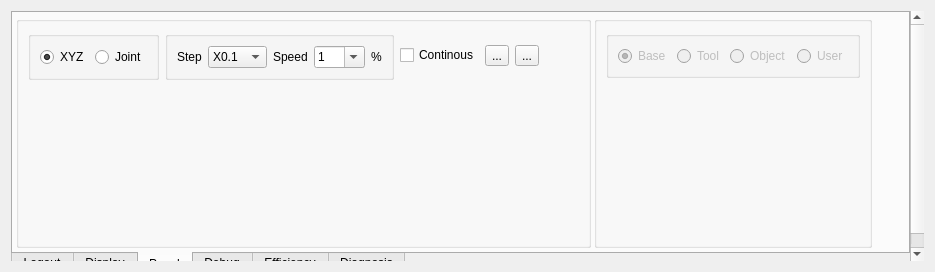
Old version of the form source/plugin/t4/t4oppanel.ui in the repository ww4u/mct-t4.
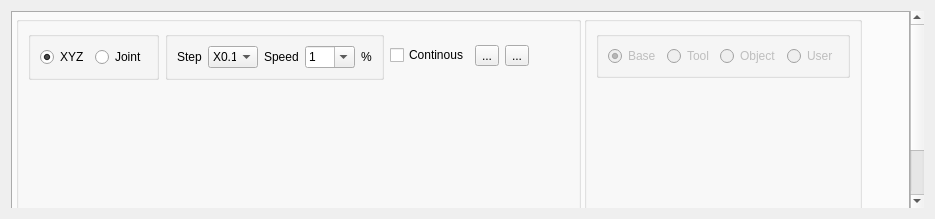
New version of the form. The open tabs and pages were chosen to show the change. Icons and pictures are not drawn. Custom widgets are drawn as their Qt base class.

What changed in the file:
```diff
--- a/source/plugin/t4/t4oppanel.ui
+++ b/source/plugin/t4/t4oppanel.ui
@@ -7,7 +7,7 @@
     <x>0</x>
     <y>0</y>
     <width>935</width>
-    <height>272</height>
+    <height>219</height>
    </rect>
   </property>
   <property name="windowTitle">
@@ -34,7 +34,7 @@
         <x>0</x>
         <y>0</y>
         <width>900</width>
-        <height>259</height>
+        <height>362</height>
        </rect>
       </property>
       <layout class="QHBoxLayout" name="horizontalLayout">
@@ -938,11 +938,36 @@
              <property name="title">
               <string/>
              </property>
-             <layout class="QVBoxLayout" name="verticalLayout_3">
-              <property name="spacing">
-               <number>0</number>
-              </property>
-              <item>
+             <layout class="QGridLayout" name="gridLayout_3">
+              <item row="6" column="0">
+               <spacer name="verticalSpacer_9">
+                <property name="orientation">
+                 <enum>Qt::Vertical</enum>
+                </property>
+                <property name="sizeHint" stdset="0">
+                 <size>
+                  <width>20</width>
+                  <height>40</height>
+                 </size>
+                </property>
+               </spacer>
+              </item>
+              <item row="1" column="0">
+               <widget class="Joint" name="joint5" native="true"/>
+              </item>
+              <item row="3" column="0">
+               <widget class="Joint" name="joint3" native="true"/>
+              </item>
+              <item row="4" column="0">
+               <widget class="Joint" name="joint2" native="true"/>
+              </item>
+              <item row="5" column="0">
+               <widget class="Joint" name="joint1" native="true"/>
+              </item>
+              <item row="2" column="0">
+               <widget class="Joint" name="joint4" native="true"/>
+              </item>
+              <item row="0" column="0" colspan="2">
                <layout class="QHBoxLayout" name="horizontalLayout_12">
                 <property name="spacing">
                  <number>6</number>
@@ -994,11 +1019,17 @@
                    <item row="0" column="1">
                     <widget class="QComboBox" name="cmbStepXx">
                      <property name="sizePolicy">
-                      <sizepolicy hsizetype="Minimum" vsizetype="Fixed">
+                      <sizepolicy hsizetype="Preferred" vsizetype="Fixed">
                        <horstretch>0</horstretch>
                        <verstretch>0</verstretch>
                       </sizepolicy>
                      </property>
+                     <property name="maximumSize">
+                      <size>
+                       <width>50</width>
+                       <height>16777215</height>
+                      </size>
+                     </property>
                      <property name="toolTip">
                       <string>Step mm or degree</string>
                      </property>
@@ -1056,11 +1087,17 @@
                    <item row="0" column="3">
                     <widget class="QComboBox" name="cmbSpeed">
                      <property name="sizePolicy">
-                      <sizepolicy hsizetype="Minimum" vsizetype="Fixed">
+                      <sizepolicy hsizetype="Preferred" vsizetype="Fixed">
                        <horstretch>0</horstretch>
                        <verstretch>0</verstretch>
                       </sizepolicy>
                      </property>
+                     <property name="maximumSize">
+                      <size>
+                       <width>50</width>
+                       <height>16777215</height>
+                      </size>
+                     </property>
                      <property name="inputMethodHints">
                       <set>Qt::ImhDigitsOnly</set>
                      </property>
@@ -1166,68 +1203,12 @@
                 </item>
                </layout>
               </item>
-              <item>
-               <widget class="Joint" name="joint5" native="true"/>
-              </item>
-              <item>
-               <widget class="Joint" name="joint4" native="true"/>
-              </item>
-              <item>
-               <widget class="Joint" name="joint3" native="true"/>
-              </item>
-              <item>
-               <widget class="Joint" name="joint2" native="true"/>
-              </item>
-              <item>
-               <widget class="Joint" name="joint1" native="true"/>
-              </item>
-              <item>
-               <spacer name="verticalSpacer_9">
-                <property name="orientation">
-                 <enum>Qt::Vertical</enum>
-                </property>
-                <property name="sizeHint" stdset="0">
-                 <size>
-                  <width>20</width>
-                  <height>40</height>
-                 </size>
-                </property>
-               </spacer>
-              </item>
-             </layout>
-            </widget>
-           </item>
-           <item>
-            <widget class="QGroupBox" name="groupBox_5">
-             <property name="sizePolicy">
-              <sizepolicy hsizetype="Fixed" vsizetype="Preferred">
-               <horstretch>0</horstretch>
-               <verstretch>0</verstretch>
-              </sizepolicy>
-             </property>
-             <property name="title">
-              <string/>
-             </property>
-             <layout class="QGridLayout" name="gridLayout">
-              <item row="6" column="0">
-               <spacer name="verticalSpacer">
-                <property name="orientation">
-                 <enum>Qt::Vertical</enum>
-                </property>
-                <property name="sizeHint" stdset="0">
-                 <size>
-                  <width>20</width>
-                  <height>40</height>
-                 </size>
-                </property>
-               </spacer>
-              </item>
-              <item row="3" column="0">
+              <item row="1" column="1" rowspan="5">
                <widget class="QLabel" name="label_2">
                 <property name="maximumSize">
                  <size>
-                  <width>128</width>
-                  <height>128</height>
+                  <width>16777215</width>
+                  <height>16777215</height>
                  </size>
                 </property>
                 <property name="toolTip">
@@ -1247,6 +1228,34 @@
                 </property>
                </widget>
               </item>
+             </layout>
+            </widget>
+           </item>
+           <item>
+            <widget class="QGroupBox" name="groupBox_5">
+             <property name="sizePolicy">
+              <sizepolicy hsizetype="Fixed" vsizetype="Preferred">
+               <horstretch>0</horstretch>
+               <verstretch>0</verstretch>
+              </sizepolicy>
+             </property>
+             <property name="title">
+              <string/>
+             </property>
+             <layout class="QGridLayout" name="gridLayout">
+              <item row="6" column="0">
+               <spacer name="verticalSpacer">
+                <property name="orientation">
+                 <enum>Qt::Vertical</enum>
+                </property>
+                <property name="sizeHint" stdset="0">
+                 <size>
+                  <width>20</width>
+                  <height>40</height>
+                 </size>
+                </property>
+               </spacer>
+              </item>
               <item row="1" column="0">
                <widget class="QGroupBox" name="groupBox_14">
                 <property name="enabled">
```
Left out of the diff: 10 changed lines with no effect on the pictures.
